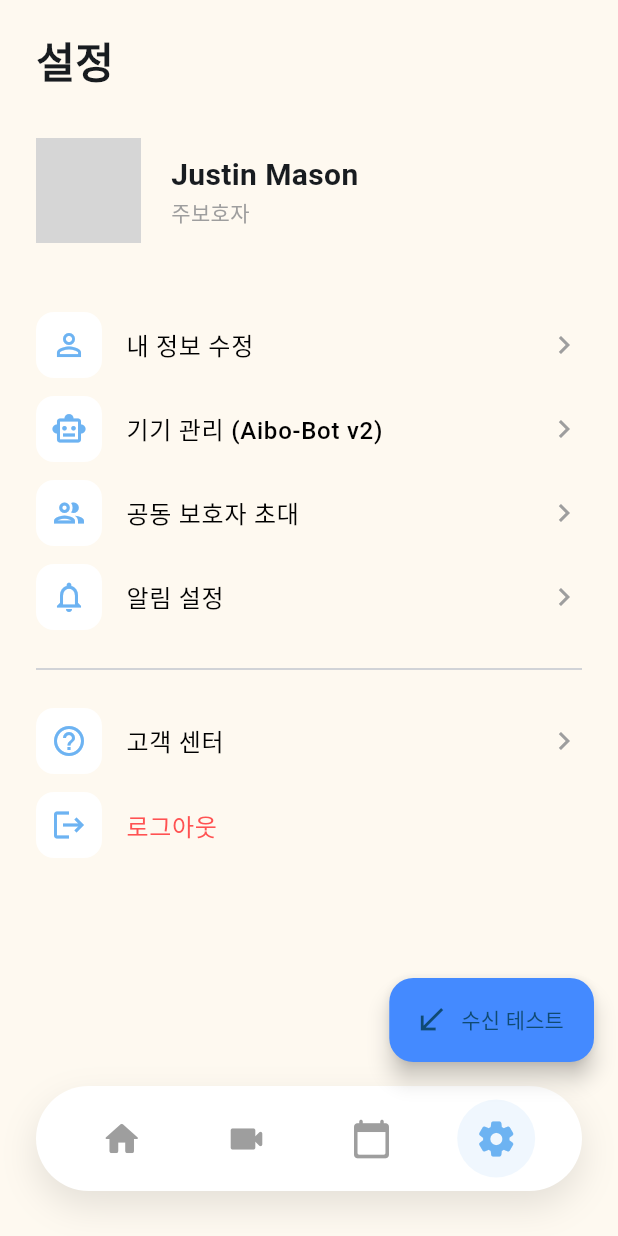
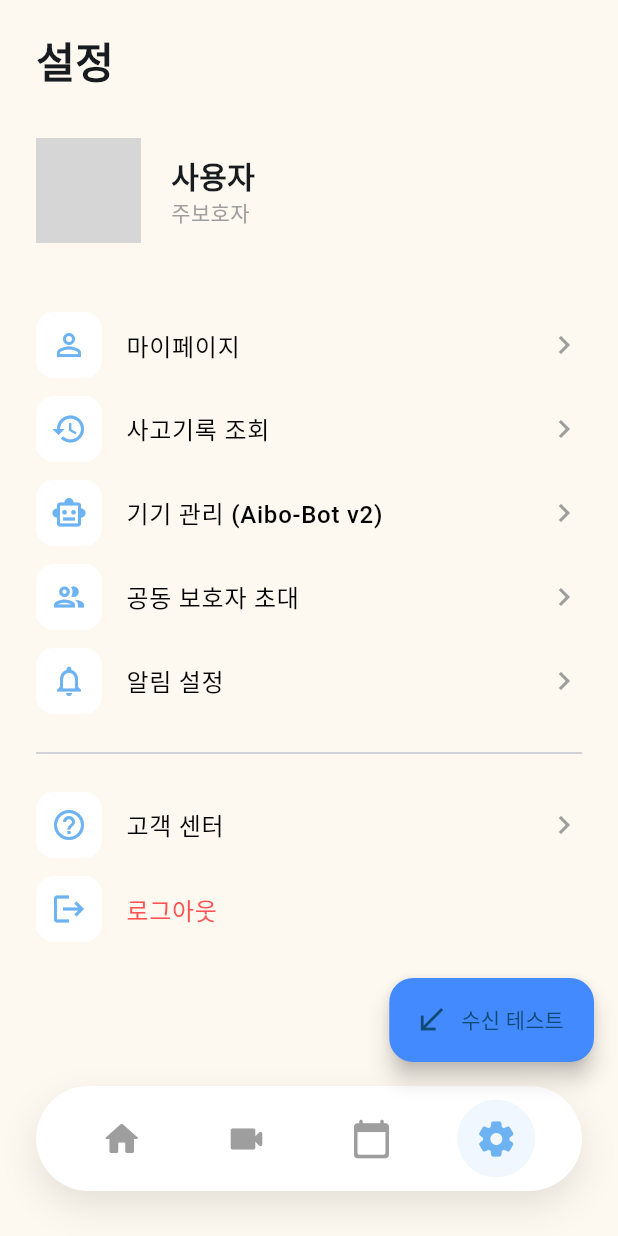
Before and after one commit to 1227wano/No-ill, a Flutter app: the MainScreen screen opened by its route, item 4 of the bottom bar chosen, on a phone screen of 412 x 824 dp. Run offline on Flutter 3.47's test engine with Material 3 defaults, Android fonts, the light colour scheme and no system bars; our stand-ins replace dio, firebase_core, firebase_messaging, flutter_dotenv, flutter_local_notifications, flutter_riverpod and 1 more; accounts and stored records are empty; network calls fail; Roboto replaces fonts that are missing (Pretendard); grey boxes are pictures that could not be loaded.

Commit message:
style: 햄버거 메뉴 삭제 및 마이페이지 userName 연동

```diff
--- a/noill_app/lib/models/auth_models.dart
+++ b/noill_app/lib/models/auth_models.dart
@@ -80,13 +80,11 @@ class LoginData {
   final String accessToken;
   final String refreshToken;
   final String userName;
-  final String userType;
 
   LoginData({
     required this.accessToken,
     required this.refreshToken,
     required this.userName,
-    required this.userType,
   });
 
   factory LoginData.fromJson(Map<String, dynamic> json) {
@@ -94,7 +92,6 @@ class LoginData {
       accessToken: json['accessToken'] ?? "",
       refreshToken: json['refreshToken'] ?? "",
       userName: json['userName'] ?? "",
-      userType: json['userType'] ?? "",
     );
   }
 }
--- a/noill_app/lib/screens/home/home_screen.dart
+++ b/noill_app/lib/screens/home/home_screen.dart
@@ -61,11 +61,6 @@ class HomeScreen extends ConsumerWidget {
       children: [
         Row(
           children: [
-            IconButton(
-              icon: const Icon(Icons.menu, size: 28),
-              onPressed: () => Scaffold.of(context).openDrawer(),
-            ),
-            const SizedBox(width: 8),
             const Text(
               "No-ill",
               style: TextStyle(
--- a/noill_app/lib/screens/main_screen.dart
+++ b/noill_app/lib/screens/main_screen.dart
@@ -9,9 +9,7 @@ import '../providers/auth_provider.dart';
 import 'home/home_screen.dart';
 import 'schedule/schedule_screen.dart';
 import 'settings/settings_screen.dart';
-import 'accident/accident_history_screen.dart'; // 사고 기록 화면 가져오기
 import 'call/video_call_screen.dart'; // 화상 통화 화면 가져오기
-import 'mypage/mypage_screen.dart'; // 마이페이지 화면 가져오기
 import 'auth/splash_screen.dart'; // Splash 화면으로 로그아웃 후 이동
 
 class MainScreen extends ConsumerStatefulWidget {
@@ -62,9 +60,6 @@ class _MainScreenState extends ConsumerState<MainScreen> {
     return LightDiffusionBackground(
       child: Scaffold(
         backgroundColor: Colors.transparent,
-        // --- [중요] 햄버거 메뉴 등록 ---
-        drawer: _buildDrawer(context),
-
         extendBody: true,
         body: IndexedStack(index: _currentIndex, children: _pages),
         bottomNavigationBar: CustomBottomNavBar(
@@ -95,120 +90,6 @@ class _MainScreenState extends ConsumerState<MainScreen> {
         ),
       ),
     );
-  }
-
-  // --- 햄버거 메뉴 구성 (Drawer) ---
-  Widget _buildDrawer(BuildContext context) {
-    return Drawer(
-      child: Column(
-        children: [
-          // 메뉴 헤더
-          const UserAccountsDrawerHeader(
-            decoration: BoxDecoration(
-              color: Color(0xFF6A85B6),
-            ), // NoIllColors.primary
-            accountName: Text(
-              "User1",
-              style: TextStyle(fontWeight: FontWeight.bold),
-            ),
-            accountEmail: Text("안녕하세요! 어르신의 안전을 지킵니다."),
-            currentAccountPicture: CircleAvatar(
-              backgroundColor: Colors.white,
-              child: Icon(Icons.person, color: Color(0xFF6A85B6)),
-            ),
-          ),
-
-          // 메뉴 아이템들
-          _buildDrawerItem(
-            Icons.home_outlined,
-            "홈",
-            () => Navigator.pop(context),
-          ),
-          // 2. 마이페이지 (새로 추가!)
-          _buildDrawerItem(Icons.person_outline, "마이페이지", () {
-            Navigator.pop(context); // 메뉴 먼저 닫기
-            Navigator.push(
-              context,
-              MaterialPageRoute(builder: (context) => const MyPageScreen()),
-            );
-          }),
-
-          _buildDrawerItem(Icons.history, "사고 기록", () {
-            Navigator.pop(context); // 메뉴 닫기
-            Navigator.push(
-              context,
-              MaterialPageRoute(
-                builder: (context) => const AccidentHistoryScreen(),
-              ),
-            );
-          }),
-
-          _buildDrawerItem(Icons.settings_outlined, "설정", () {
-            Navigator.pop(context);
-            setState(() => _currentIndex = 3); // 설정 탭으로 이동
-          }),
-
-          const Spacer(),
-          const Divider(),
-          _buildDrawerItem(
-            Icons.logout,
-            "로그아웃",
-            () => _handleLogout(context),
-            color: Colors.redAccent,
-          ),
-          const SizedBox(height: 30),
-        ],
-      ),
-    );
-  }
-
-  Widget _buildDrawerItem(
-    IconData icon,
-    String title,
-    VoidCallback onTap, {
-    Color? color,
-  }) {
-    return ListTile(
-      leading: Icon(icon, color: color ?? Colors.grey[700]),
-      title: Text(title, style: TextStyle(fontSize: 16, color: color)),
-      onTap: onTap,
-    );
-  }
-
-  // --- [로직] 로그아웃 실행 함수 ---
-  Future<void> _handleLogout(BuildContext context) async {
-    // 1. 확인 다이얼로그 띄우기 (실수 방지)
-    final bool? confirm = await showDialog(
-      context: context,
-      builder: (context) => AlertDialog(
-        title: const Text("로그아웃"),
-        content: const Text("정말로 로그아웃 하시겠습니까?"),
-        actions: [
-          TextButton(
-            onPressed: () => Navigator.pop(context, false),
-            child: const Text("취소"),
-          ),
-          TextButton(
-            onPressed: () => Navigator.pop(context, true),
-            child: const Text("확인", style: TextStyle(color: Colors.redAccent)),
-          ),
-        ],
-      ),
-    );
-
-    if (confirm == true) {
-      // 2. AuthProvider를 통해 로그아웃 실행 (서버 통신 및 상태 초기화)
-      await ref.read(authProvider.notifier).logout();
-
-      // 3. 시작 화면(Splash)으로 이동 (앱 초기 상태로 되돌리기)
-      if (context.mounted) {
-        Navigator.pushAndRemoveUntil(
-          context,
-          MaterialPageRoute(builder: (context) => const SplashScreen()),
-          (route) => false,
-        );
-      }
-    }
   }
 
   void _showContactSelection(BuildContext context) {
--- a/noill_app/lib/screens/settings/settings_screen.dart
+++ b/noill_app/lib/screens/settings/settings_screen.dart
@@ -6,12 +6,21 @@ import '../../core/constants/color_constants.dart';
 import '../../providers/auth_provider.dart';
 import '../auth/splash_screen.dart';
 import '../onboarding/device_pairing_screen.dart';
+import '../mypage/mypage_screen.dart';
+import '../accident/accident_history_screen.dart';
 
 class SettingsScreen extends ConsumerWidget {
   const SettingsScreen({super.key});
 
   @override
   Widget build(BuildContext context, WidgetRef ref) {
+    // Unsplash 실시간 랜덤 이미지 URL (인물 사진 키워드)
+    const String randomProfileUrl =
+        "https://images.unsplash.com/photo-1535713875002-d1d0cf377fde?auto=format&fit=crop&w=200&q=80";
+    // 유저 네임
+    final authState = ref.watch(authProvider);
+    final user = authState.userData;
+
     return Scaffold(
       backgroundColor: NoIllColors.background,
       body: SafeArea(
@@ -23,20 +32,21 @@ class SettingsScreen extends ConsumerWidget {
               style: TextStyle(fontSize: 28, fontWeight: FontWeight.bold),
             ),
             const SizedBox(height: 32),
+
             // 프로필 섹션
-            const Row(
+            Row(
               children: [
                 CircleAvatar(
                   radius: 35,
-                  backgroundImage: AssetImage('assets/images/user_profile.png'),
+                  backgroundImage: NetworkImage(randomProfileUrl),
                 ),
                 SizedBox(width: 20),
                 Column(
                   crossAxisAlignment: CrossAxisAlignment.start,
                   children: [
                     Text(
-                      "Justin Mason",
-                      style: TextStyle(
+                      user?.userName ?? "사용자", // 유기적 변경
+                      style: const TextStyle(
                         fontSize: 20,
                         fontWeight: FontWeight.bold,
                       ),
@@ -47,8 +57,34 @@ class SettingsScreen extends ConsumerWidget {
               ],
             ),
             const SizedBox(height: 40),
+
             // 설정 메뉴 리스트
-            _buildMenuTile(Icons.person_outline, "내 정보 수정", onTap: () {}),
+            _buildMenuTile(
+              Icons.person_outline,
+              "마이페이지",
+              onTap: () {
+                Navigator.push(
+                  context,
+                  MaterialPageRoute(builder: (context) => const MyPageScreen()),
+                );
+              },
+            ),
+
+            // 2. 사고기록 조회
+            _buildMenuTile(
+              Icons.history,
+              "사고기록 조회",
+              onTap: () {
+                Navigator.push(
+                  context,
+                  MaterialPageRoute(
+                    builder: (context) => const AccidentHistoryScreen(),
+                  ),
+                );
+              },
+            ),
+
+            // 3. 기기 관리
             _buildMenuTile(
               Icons.smart_toy_outlined,
               "기기 관리 (Aibo-Bot v2)",
@@ -66,6 +102,8 @@ class SettingsScreen extends ConsumerWidget {
             _buildMenuTile(Icons.notifications_none, "알림 설정", onTap: () {}),
             const Divider(height: 40),
             _buildMenuTile(Icons.help_outline, "고객 센터", onTap: () {}),
+
+            // 로그아웃
             _buildMenuTile(
               Icons.logout,
               "로그아웃",
```
Also changed, not shown: noill_app/lib/providers/auth_provider.dart (+27 -13 lines).
